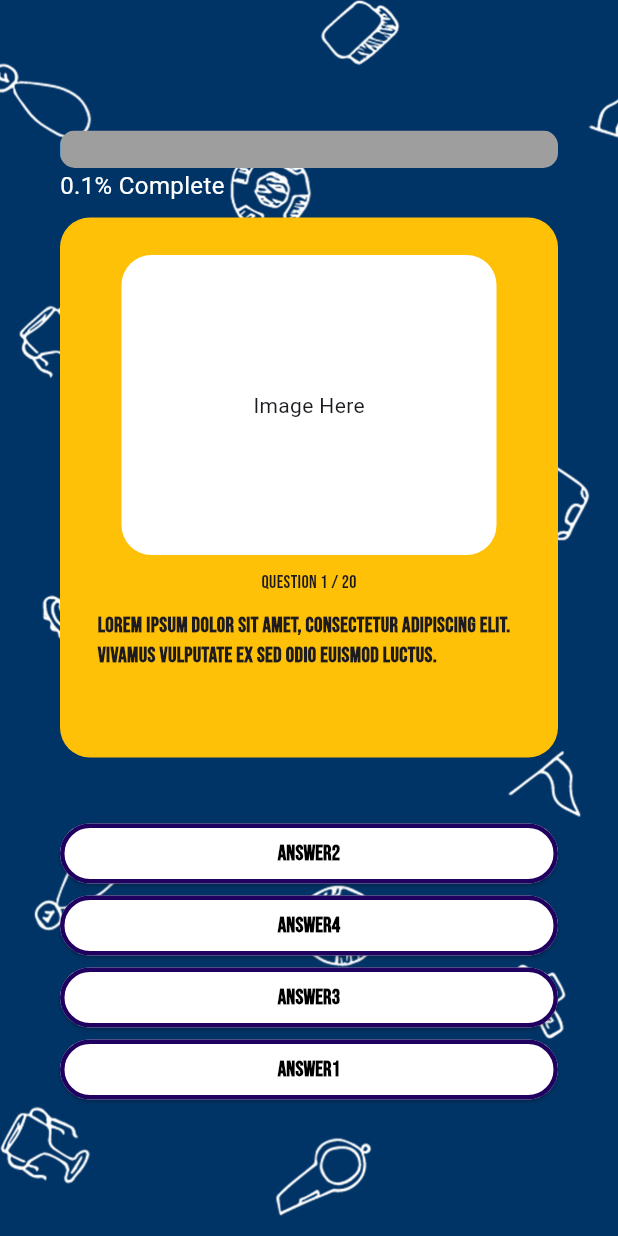
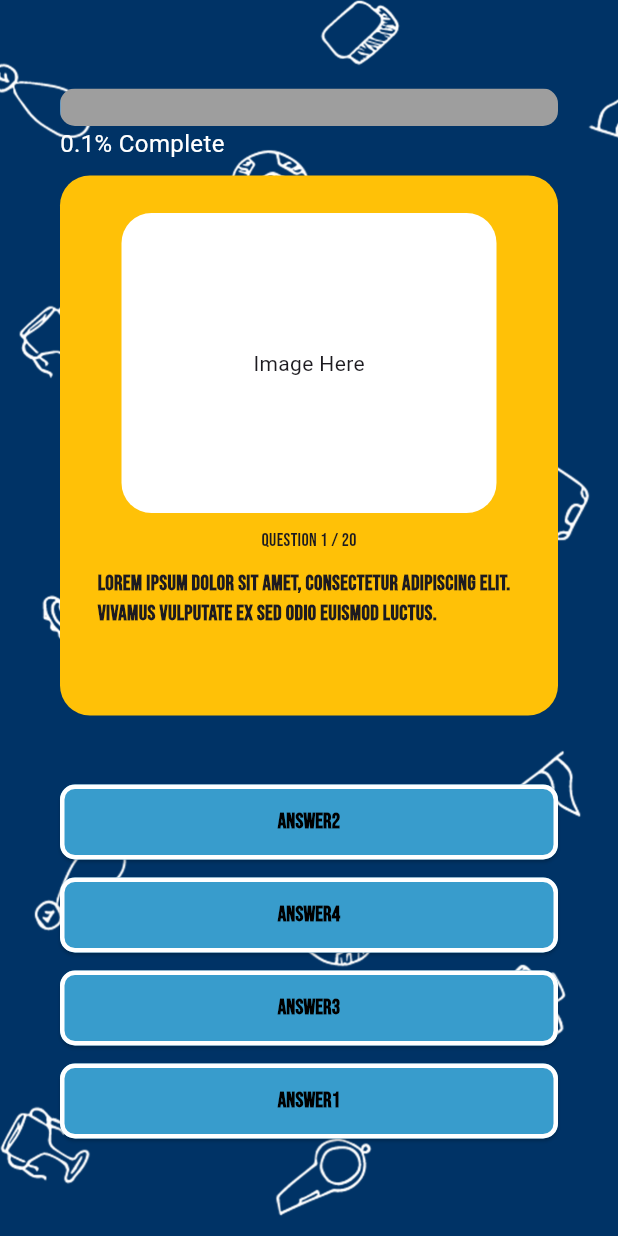
Before and after one commit to AnJasid/football_trivia, a Flutter app: the screen it shows after launch, after a tap on "Begin", on a phone screen of 412 x 824 dp. Run offline on Flutter 3.47's test engine with Material 3 defaults, Android fonts, the phone set to English and light mode, and no system bars; our stand-ins replace google_fonts, shared_preferences.

Commit message:
update for answer button

```diff
--- a/lib/components/answer_button.dart
+++ b/lib/components/answer_button.dart
@@ -13,19 +13,21 @@ class AnswerButton extends StatelessWidget {
 
   @override
   Widget build(BuildContext context) {
-    return ElevatedButton(
+    return Padding(
+      padding: const EdgeInsets.symmetric(vertical: 6),
+      child: ElevatedButton(
         onPressed: onTap,
         style: ElevatedButton.styleFrom(
           padding: const EdgeInsets.symmetric(
-          vertical: 10,
+            vertical: 15,
             horizontal: 40,
           ),
-        backgroundColor: Colors.white,
+          backgroundColor: const Color(0xff389ccc),
           foregroundColor: Colors.black,
           shape: RoundedRectangleBorder(
-          borderRadius: BorderRadius.circular(40),
+            borderRadius: BorderRadius.circular(10),
             side: const BorderSide(
-            color: Color.fromARGB(255, 33, 1, 95),
+              color: Colors.white,
               width: 3.0,
             ),
           ),
@@ -35,6 +37,7 @@ class AnswerButton extends StatelessWidget {
           style: TextAppearance.bebasNeueMedium,
           textAlign: TextAlign.center,
         ),
+      ),
     );
   }
 }
```
Lines whose indentation alone changed are shown as unchanged.
